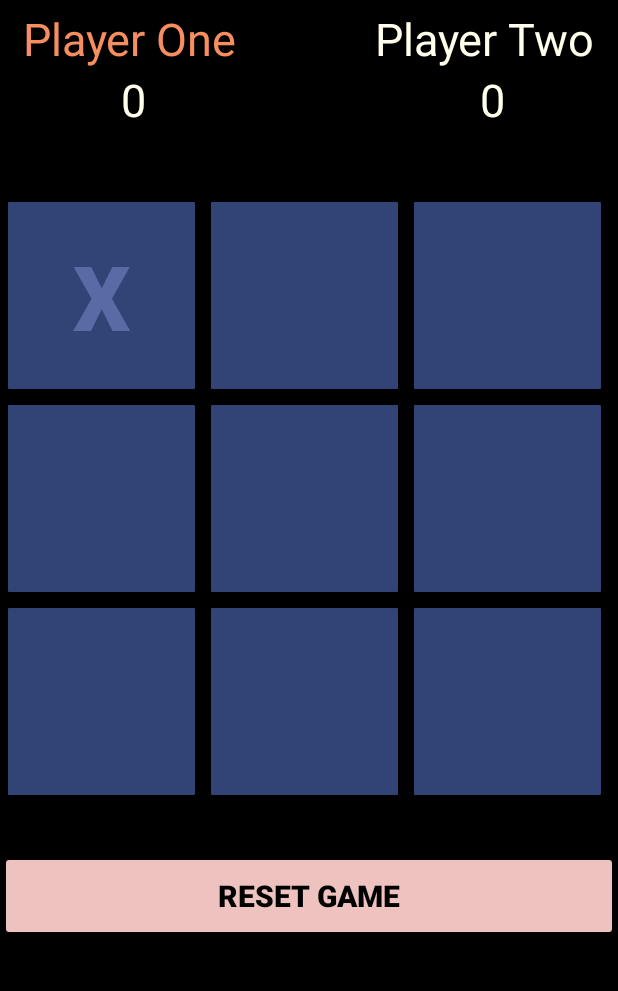
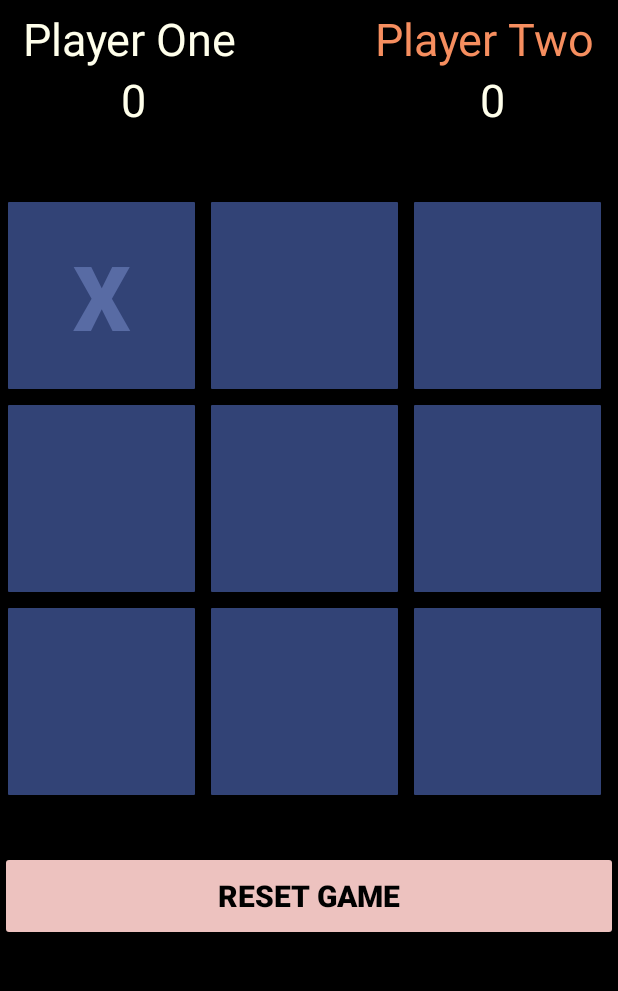
Before and after one commit to Grace0Hud/TicTacToev2, an Android app: the screen it shows after launch (MainActivity), after a tap on an icon or button, on a phone screen of 412 x 824 dp, the part 84-1075 px from its top. Run offline under Robolectric (Android 15) with nearby library versions, the phone set to English and light mode, and no system bars.

```diff
--- a/app/src/main/java/com/example/tictactoe/MainActivity.java
+++ b/app/src/main/java/com/example/tictactoe/MainActivity.java
@@ -99,6 +99,38 @@ public class MainActivity extends AppCompatActivity implements OnClickListener {
 //            }
 //        }
 //    }
+        /*
+          if(checkWinner())
+        {
+            if(activePlayer)
+            {
+                playerOneScoreCount++;
+                updatePlayerScore();
+                changeScreen("Player 1 WINS!!");
+            }//end if  player 1's turn
+            else {
+                playerTwoScoreCount++;
+                updatePlayerScore();
+                changeScreen("Player 2 WINS!!");
+            }//end else (player 2's turn)
+        } else if (roundCount==9) //checks if it results in a tie
+        {
+            changeScreen("TIE :(");
+        } else
+        {
+            activePlayer = !activePlayer;
+            if(activePlayer)
+            {
+                playerOneDisplay.setTextColor(getResources().getColor(R.color.ivory));
+                playerTwoDisplay.setTextColor(getResources().getColor(R.color.tangerine));
+            }
+            else
+            {
+                playerTwoDisplay.setTextColor(getResources().getColor(R.color.ivory));
+                playerOneDisplay.setTextColor(getResources().getColor(R.color.tangerine));
+            }
+        }
+         */
 
     }//end MainActivity
 
@@ -114,9 +146,6 @@ public class MainActivity extends AppCompatActivity implements OnClickListener {
         String buttonID = view.getResources().getResourceEntryName(view.getId()); //gets the id for a button clicked
         int boardPointer = Integer.parseInt(buttonID.substring(buttonID.length() - 1, buttonID.length())); //gets rid of the button from the grid once clicked
 
-        TextView playerOneDisplay = (TextView)findViewById(R.id.playerOne);
-        TextView playerTwoDisplay = (TextView)findViewById(R.id.playerTwo);
-
         if (activePlayer){
             ((Button) view).setText("X"); //adds an x to the button
         ((Button) view).setTextColor(getResources().getColor(R.color.blueYonder)); //changes the color of the x added to button
@@ -129,36 +158,42 @@ public class MainActivity extends AppCompatActivity implements OnClickListener {
         }
         roundCount++; //increases for check of tie
 
+        TextView playerOneDisplay = (TextView)findViewById(R.id.playerOne);
+        TextView playerTwoDisplay = (TextView)findViewById(R.id.playerTwo);
+        if(activePlayer)
+        {
+            winOrSwitch(playerOneDisplay, playerTwoDisplay,  1);
+        }
+        else
+        {
+            winOrSwitch(playerTwoDisplay, playerOneDisplay,  2);
+        }
+
+
+    }//end on click
+    public void winOrSwitch(TextView display, TextView otherDisplay,  int player)
+    {
         if(checkWinner())
         {
-            if(activePlayer)
+            if(player == 1)
             {
                 playerOneScoreCount++;
-                updatePlayerScore();
-                changeScreen("Player 1 WINS!!");
-            }//end if  player 1's turn
-            else {
+            }
+            else
+            {
                 playerTwoScoreCount++;
-                updatePlayerScore();
-                changeScreen("Player 2 WINS!!");
-            }//end else (player 2's turn)
+            }
+            updatePlayerScore();
+            changeScreen("Player " + player + " WINS!");
         } else if (roundCount==9) //checks if it results in a tie
         {
             changeScreen("TIE :(");
-        } else {
+        } else
+        {
             activePlayer = !activePlayer;
-            if(activePlayer)
-            {
-                playerOneDisplay.setTextColor(getResources().getColor(R.color.ivory));
-                playerTwoDisplay.setTextColor(getResources().getColor(R.color.tangerine));
-            }
-            else
-            {
-                playerTwoDisplay.setTextColor(getResources().getColor(R.color.ivory));
-                playerOneDisplay.setTextColor(getResources().getColor(R.color.tangerine));
-            }
+                display.setTextColor(getResources().getColor(R.color.ivory));
+                otherDisplay.setTextColor(getResources().getColor(R.color.tangerine));
         }
-
     }
     public boolean checkWinner()
     {
```
Also changed, not shown: app/src/main/res/layout/activity_win_screen.xml (+0 -14 lines).
